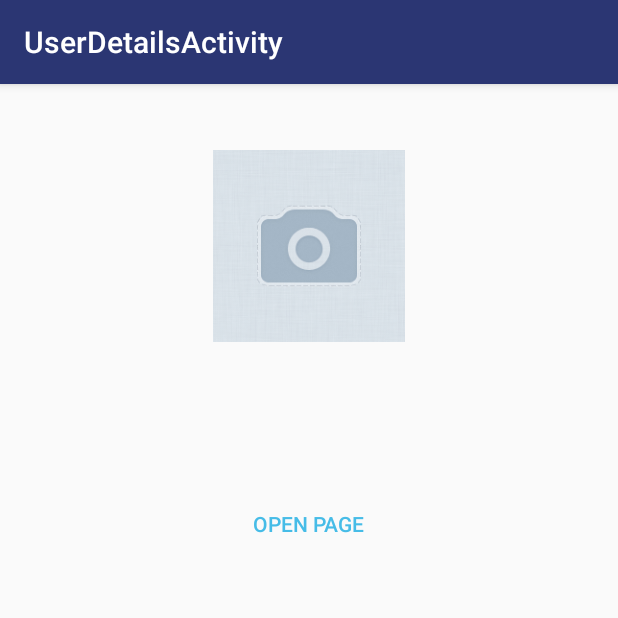
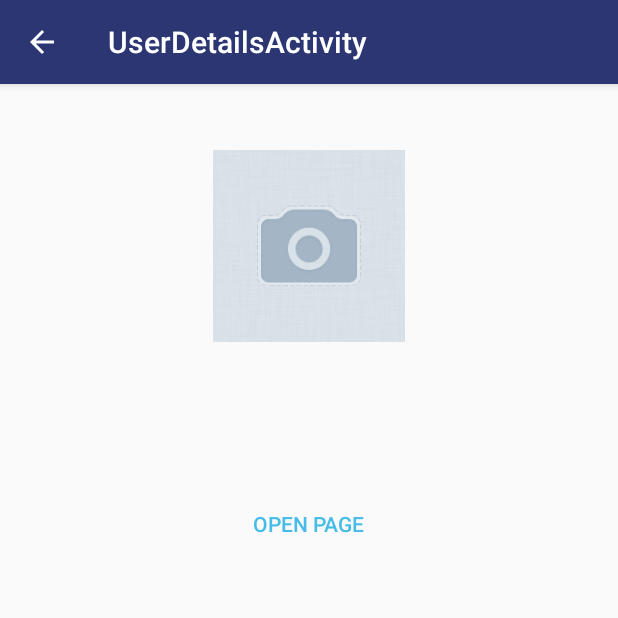
Before and after one commit to MaksimKirko/training_2017_android, an Android app: the UserDetailsActivity screen opened directly, with no data from a screen before it, on a phone screen of 412 x 824 dp, the top half of it. Run offline under Robolectric (Android 15) with nearby library versions, the phone set to English and light mode, and no system bars; libraries missing offline, so code that uses them is left out: com.vk.sdk; pictures from the network do not load; 4 statements that could not run were skipped.

Commit message:
code refactoring

```diff
--- a/app/src/main/java/com/github/maximkirko/training_2017_android/activity/UserDetailsActivity.java
+++ b/app/src/main/java/com/github/maximkirko/training_2017_android/activity/UserDetailsActivity.java
@@ -1,34 +1,37 @@
 package com.github.maximkirko.training_2017_android.activity;
 
 import android.content.ContentUris;
+import android.content.Intent;
 import android.database.Cursor;
 import android.net.Uri;
 import android.os.Bundle;
 import android.support.customtabs.CustomTabsIntent;
 import android.support.v7.app.AppCompatActivity;
+import android.support.v7.widget.Toolbar;
+import android.view.MenuItem;
 import android.view.View;
 import android.widget.Button;
 import android.widget.ImageView;
 import android.widget.TextView;
 
 import com.github.maximkirko.training_2017_android.R;
-import com.github.maximkirko.training_2017_android.bitmapmemorymanager.BitmapMemoryManagerConfigurator;
 import com.github.maximkirko.training_2017_android.contentprovider.FriendsContentProvider;
 import com.github.maximkirko.training_2017_android.loader.ImageLoader;
 import com.github.maximkirko.training_2017_android.mapper.UserMapper;
 import com.github.maximkirko.training_2017_android.model.User;
-import com.github.maximkirko.training_2017_android.util.UserUtils;
 
 /**
  * Created by MadMax on 25.12.2016.
  */
 
 public class UserDetailsActivity extends AppCompatActivity implements View.OnClickListener {
-
+    // region Views
+    private Toolbar toolbar;
     private TextView tvTitle;
     private TextView onlineStatusView;
     private ImageView userPhotoView;
     private Button openPageButton;
+    // endregion
 
     private User user;
 
@@ -39,10 +42,18 @@ public class UserDetailsActivity extends AppCompatActivity implements View.OnCli
     protected void onCreate(Bundle savedInstanceState) {
         super.onCreate(savedInstanceState);
         setContentView(R.layout.user_details_activity);
-
+        initToolbar();
         getIntentExtras();
         initViews();
         setViewsValues();
+    }
+
+    private void initToolbar() {
+        toolbar = (Toolbar) findViewById(R.id.toolbar_user_details_activity);
+        if (toolbar != null) {
+            setSupportActionBar(toolbar);
+            getSupportActionBar().setDisplayHomeAsUpEnabled(true);
+        }
     }
 
     private void getIntentExtras() {
@@ -85,4 +96,20 @@ public class UserDetailsActivity extends AppCompatActivity implements View.OnCli
         CustomTabsIntent customTabsIntent = builder.build();
         customTabsIntent.launchUrl(this, Uri.parse(url));
     }
+
+    @Override
+    public boolean onOptionsItemSelected(MenuItem item) {
+
+        if (item.getItemId() == android.R.id.home) {
+            startFriendsListActivity();
+            return true;
+        }
+
+        return super.onOptionsItemSelected(item);
+    }
+
+    private void startFriendsListActivity() {
+        Intent intent = new Intent(this, FriendsListActivity.class);
+        startActivity(intent);
+    }
 }
--- a/app/src/main/res/layout/user_details_activity.xml
+++ b/app/src/main/res/layout/user_details_activity.xml
@@ -1,4 +1,32 @@
 <?xml version="1.0" encoding="utf-8"?>
+<android.support.design.widget.CoordinatorLayout xmlns:android="http://schemas.android.com/apk/res/android"
+    xmlns:app="http://schemas.android.com/apk/res-auto"
+    xmlns:tools="http://schemas.android.com/tools"
+    android:layout_width="match_parent"
+    android:layout_height="match_parent"
+    android:fitsSystemWindows="true"
+    tools:context="com.github.maximkirko.training_2017_android.activity.UserDetailsActivity">
+
+    <android.support.design.widget.AppBarLayout
+        android:layout_width="match_parent"
+        android:layout_height="wrap_content"
+        android:theme="@style/AppTheme.AppBarOverlay">
+
+        <android.support.v7.widget.Toolbar
+            android:id="@+id/toolbar_user_details_activity"
+            android:layout_width="match_parent"
+            android:layout_height="?attr/actionBarSize"
+            android:background="?attr/colorPrimary"
+            app:popupTheme="@style/AppTheme.PopupOverlay" />
+
+    </android.support.design.widget.AppBarLayout>
+
+    <android.support.v4.widget.NestedScrollView xmlns:android="http://schemas.android.com/apk/res/android"
+        android:layout_width="match_parent"
+        android:layout_height="match_parent"
+        android:fillViewport="true"
+        app:layout_behavior="@string/appbar_scrolling_view_behavior">
+
         <LinearLayout xmlns:android="http://schemas.android.com/apk/res/android"
             xmlns:tools="http://schemas.android.com/tools"
             android:layout_width="match_parent"
@@ -38,5 +66,7 @@
                 android:layout_width="wrap_content"
                 android:layout_height="wrap_content"
                 android:layout_gravity="center"
-        android:text="@string/user_details_button_open_original_text"/>
+                android:text="@string/user_details_button_open_original_text" />
         </LinearLayout>
+    </android.support.v4.widget.NestedScrollView>
+</android.support.design.widget.CoordinatorLayout>
```
Also changed, not shown: app/src/main/AndroidManifest.xml (+2 -6 lines). Lines whose indentation alone changed are shown as unchanged.
